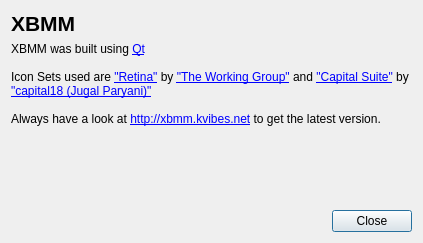
First picture: the form in AboutDialog.ui, repository Komet/MediaElch, before the edit.
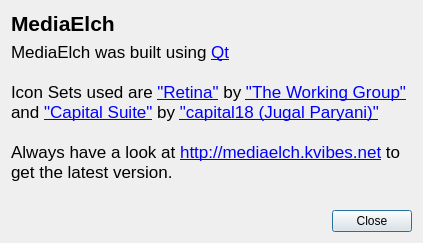
Second picture: the form after the edit.

Diff of the .ui file:
```diff
--- a/AboutDialog.ui
+++ b/AboutDialog.ui
@@ -30,7 +30,7 @@
       </font>
      </property>
      <property name="text">
-      <string>XBMM</string>
+      <string>MediaElch</string>
      </property>
     </widget>
    </item>
@@ -40,12 +40,12 @@
       <string>&lt;!DOCTYPE HTML PUBLIC &quot;-//W3C//DTD HTML 4.0//EN&quot; &quot;http://www.w3.org/TR/REC-html40/strict.dtd&quot;&gt;
 &lt;html&gt;&lt;head&gt;&lt;meta name=&quot;qrichtext&quot; content=&quot;1&quot; /&gt;&lt;style type=&quot;text/css&quot;&gt;
 p, li { white-space: pre-wrap; }
-&lt;/style&gt;&lt;/head&gt;&lt;body style=&quot;&quot;&gt;
-&lt;p style=&quot; margin-top:0px; margin-bottom:0px; margin-left:0px; margin-right:0px; -qt-block-indent:0; text-indent:0px;&quot;&gt;XBMM was built using &lt;a href=&quot;http://qt.nokia.com&quot;&gt;&lt;span style=&quot; text-decoration: underline; color:#0000ff;&quot;&gt;Qt&lt;/span&gt;&lt;/a&gt;&lt;/p&gt;
+&lt;/style&gt;&lt;/head&gt;&lt;body style=&quot; font-family:'Lucida Grande'; font-size:13pt; font-weight:400; font-style:normal;&quot;&gt;
+&lt;p style=&quot; margin-top:0px; margin-bottom:0px; margin-left:0px; margin-right:0px; -qt-block-indent:0; text-indent:0px;&quot;&gt;MediaElch was built using &lt;a href=&quot;http://qt.nokia.com&quot;&gt;&lt;span style=&quot; text-decoration: underline; color:#0000ff;&quot;&gt;Qt&lt;/span&gt;&lt;/a&gt;&lt;/p&gt;
 &lt;p style=&quot;-qt-paragraph-type:empty; margin-top:0px; margin-bottom:0px; margin-left:0px; margin-right:0px; -qt-block-indent:0; text-indent:0px;&quot;&gt;&lt;/p&gt;
 &lt;p style=&quot; margin-top:0px; margin-bottom:0px; margin-left:0px; margin-right:0px; -qt-block-indent:0; text-indent:0px;&quot;&gt;Icon Sets used are &lt;a href=&quot;http://blog.twg.ca/2010/11/retina-display-icon-set/&quot;&gt;&lt;span style=&quot; text-decoration: underline; color:#0000ff;&quot;&gt;&amp;quot;Retina&amp;quot;&lt;/span&gt;&lt;/a&gt; by &lt;a href=&quot;http://blog.twg.ca/&quot;&gt;&lt;span style=&quot; text-decoration: underline; color:#0000ff;&quot;&gt;&amp;quot;The Working Group&amp;quot;&lt;/span&gt;&lt;/a&gt; and &lt;a href=&quot;http://findicons.com/pack/51/capital_suite&quot;&gt;&lt;span style=&quot; text-decoration: underline; color:#0000ff;&quot;&gt;&amp;quot;Capital Suite&amp;quot;&lt;/span&gt;&lt;/a&gt; by &lt;a href=&quot;http://capital18.deviantart.com/&quot;&gt;&lt;span style=&quot; text-decoration: underline; color:#0000ff;&quot;&gt;&amp;quot;capital18 (Jugal Paryani)&amp;quot;&lt;/span&gt;&lt;/a&gt;&lt;/p&gt;
 &lt;p style=&quot;-qt-paragraph-type:empty; margin-top:0px; margin-bottom:0px; margin-left:0px; margin-right:0px; -qt-block-indent:0; text-indent:0px; text-decoration: underline; color:#0000ff;&quot;&gt;&lt;/p&gt;
-&lt;p style=&quot; margin-top:0px; margin-bottom:0px; margin-left:0px; margin-right:0px; -qt-block-indent:0; text-indent:0px;&quot;&gt;Always have a look at &lt;a href=&quot;http://xbmm.kvibes.net&quot;&gt;&lt;span style=&quot; text-decoration: underline; color:#0000ff;&quot;&gt;http://xbmm.kvibes.net&lt;/span&gt;&lt;/a&gt; to get the latest version.&lt;/p&gt;
+&lt;p style=&quot; margin-top:0px; margin-bottom:0px; margin-left:0px; margin-right:0px; -qt-block-indent:0; text-indent:0px;&quot;&gt;Always have a look at &lt;a href=&quot;http://mediaelch.kvibes.net&quot;&gt;&lt;span style=&quot; text-decoration: underline; color:#0000ff;&quot;&gt;http://mediaelch.kvibes.net&lt;/span&gt;&lt;/a&gt; to get the latest version.&lt;/p&gt;
 &lt;p style=&quot;-qt-paragraph-type:empty; margin-top:0px; margin-bottom:0px; margin-left:0px; margin-right:0px; -qt-block-indent:0; text-indent:0px;&quot;&gt;&lt;/p&gt;&lt;/body&gt;&lt;/html&gt;</string>
      </property>
      <property name="alignment">
```
Left out of the diff: 2 changed lines with no effect on the pictures.
